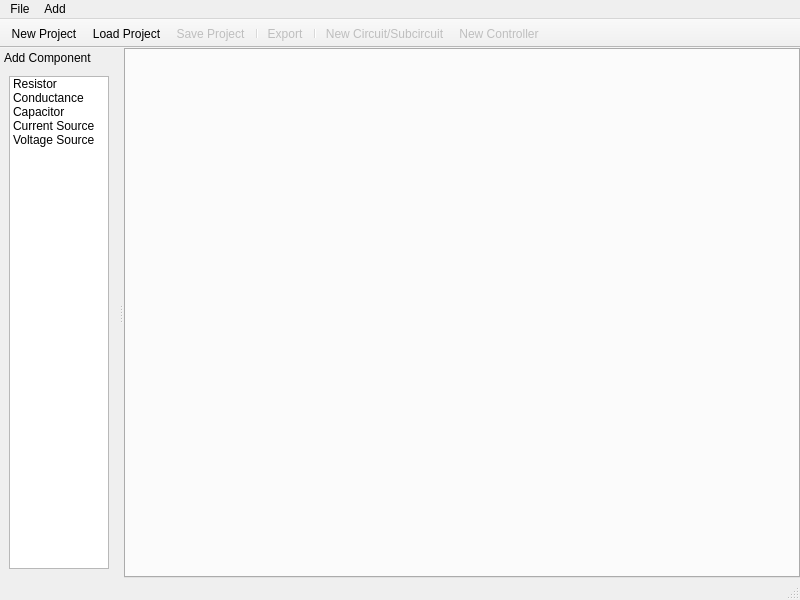
Above: forms/mainwindow.ui from fehermGF0FD8/CircuitSimGUI before the change. Below: the same form after it.
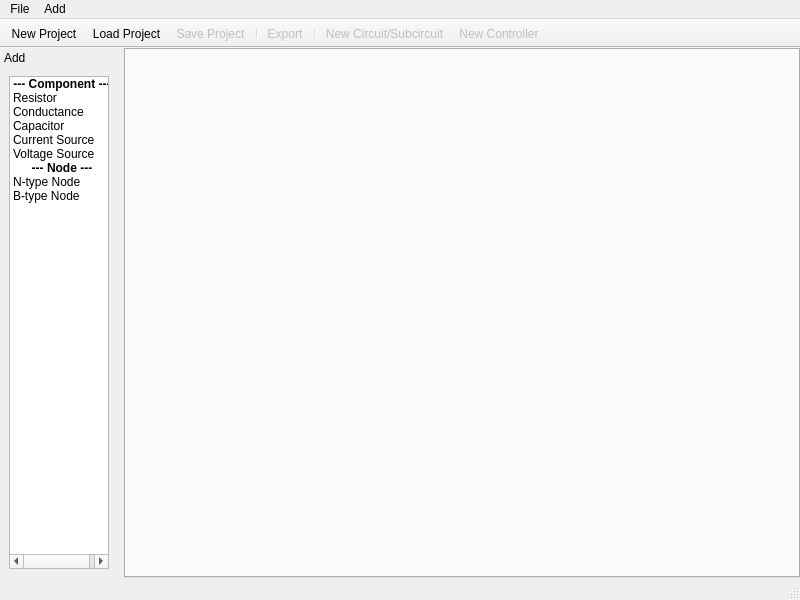
That is the form after the change.

Commit message: Node class implemented without ID display

```diff
--- a/forms/mainwindow.ui
+++ b/forms/mainwindow.ui
@@ -147,21 +147,36 @@
    <addaction name="newController"/>
   </widget>
   <widget class="QDockWidget" name="dockWidget">
+   <property name="sizePolicy">
+    <sizepolicy hsizetype="Fixed" vsizetype="Preferred">
+     <horstretch>0</horstretch>
+     <verstretch>0</verstretch>
+    </sizepolicy>
+   </property>
    <property name="features">
     <set>QDockWidget::DockWidgetFeature::NoDockWidgetFeatures</set>
    </property>
    <property name="windowTitle">
-    <string>Add Component</string>
+    <string>Add</string>
+   </property>
+   <property name="dockLocation">
+    <enum>Qt::DockWidgetArea::LeftDockWidgetArea</enum>
    </property>
    <attribute name="dockWidgetArea">
     <number>1</number>
    </attribute>
    <widget class="QWidget" name="dockWidgetContents_3">
+    <property name="sizePolicy">
+     <sizepolicy hsizetype="Fixed" vsizetype="Preferred">
+      <horstretch>0</horstretch>
+      <verstretch>0</verstretch>
+     </sizepolicy>
+    </property>
     <layout class="QVBoxLayout" name="verticalLayout_4">
      <item>
       <widget class="QListWidget" name="listWidget">
        <property name="sizePolicy">
-        <sizepolicy hsizetype="Preferred" vsizetype="Expanding">
+        <sizepolicy hsizetype="Fixed" vsizetype="Expanding">
          <horstretch>0</horstretch>
          <verstretch>0</verstretch>
         </sizepolicy>
@@ -169,6 +184,22 @@
        <property name="sizeAdjustPolicy">
         <enum>QAbstractScrollArea::SizeAdjustPolicy::AdjustToContents</enum>
        </property>
+       <item>
+        <property name="text">
+         <string>--- Component ---</string>
+        </property>
+        <property name="font">
+         <font>
+          <bold>true</bold>
+         </font>
+        </property>
+        <property name="textAlignment">
+         <set>AlignCenter</set>
+        </property>
+        <property name="flags">
+         <set>NoItemFlags</set>
+        </property>
+       </item>
        <item>
         <property name="text">
          <string>Resistor</string>
@@ -194,6 +225,32 @@
          <string>Voltage Source</string>
         </property>
        </item>
+       <item>
+        <property name="text">
+         <string>--- Node ---</string>
+        </property>
+        <property name="font">
+         <font>
+          <bold>true</bold>
+         </font>
+        </property>
+        <property name="textAlignment">
+         <set>AlignCenter</set>
+        </property>
+        <property name="flags">
+         <set>NoItemFlags</set>
+        </property>
+       </item>
+       <item>
+        <property name="text">
+         <string>N-type Node</string>
+        </property>
+       </item>
+       <item>
+        <property name="text">
+         <string>B-type Node</string>
+        </property>
+       </item>
       </widget>
      </item>
     </layout>
```
The commit also changes 16 other files.
